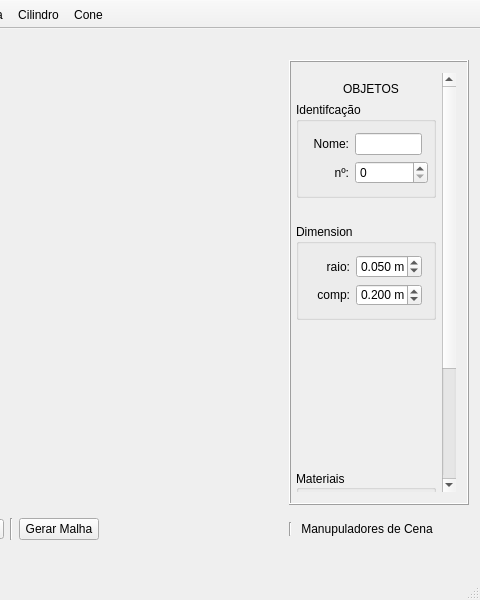
Qt form final_Interface/mainwindow.ui (pvmocbel/Lane3dViewer) before a commit; both pictures show x 420 to 900 and y 0 to 600 of the 900 by 600 pixel window.
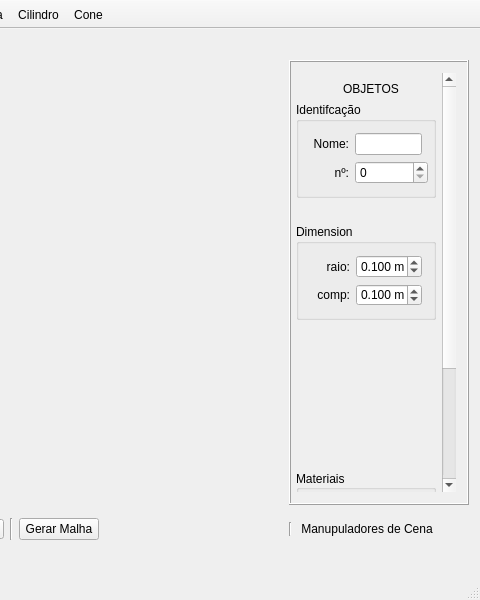
The same form after that commit.

```diff
--- a/final_Interface/mainwindow.ui
+++ b/final_Interface/mainwindow.ui
@@ -372,9 +372,9 @@
              <property name="geometry">
               <rect>
                <x>0</x>
-               <y>-6</y>
+               <y>0</y>
                <width>150</width>
-               <height>549</height>
+               <height>619</height>
               </rect>
              </property>
              <layout class="QGridLayout" name="gridLayout_3">
@@ -1190,7 +1190,7 @@
                       <double>0.010000000000000</double>
                      </property>
                      <property name="value">
-                      <double>0.050000000000000</double>
+                      <double>0.100000000000000</double>
                      </property>
                     </widget>
                    </item>
@@ -1228,7 +1228,7 @@
                       <double>0.010000000000000</double>
                      </property>
                      <property name="value">
-                      <double>0.200000000000000</double>
+                      <double>0.100000000000000</double>
                      </property>
                     </widget>
                    </item>
```
Left out of the diff: 4 changed lines with no effect on the pictures.
